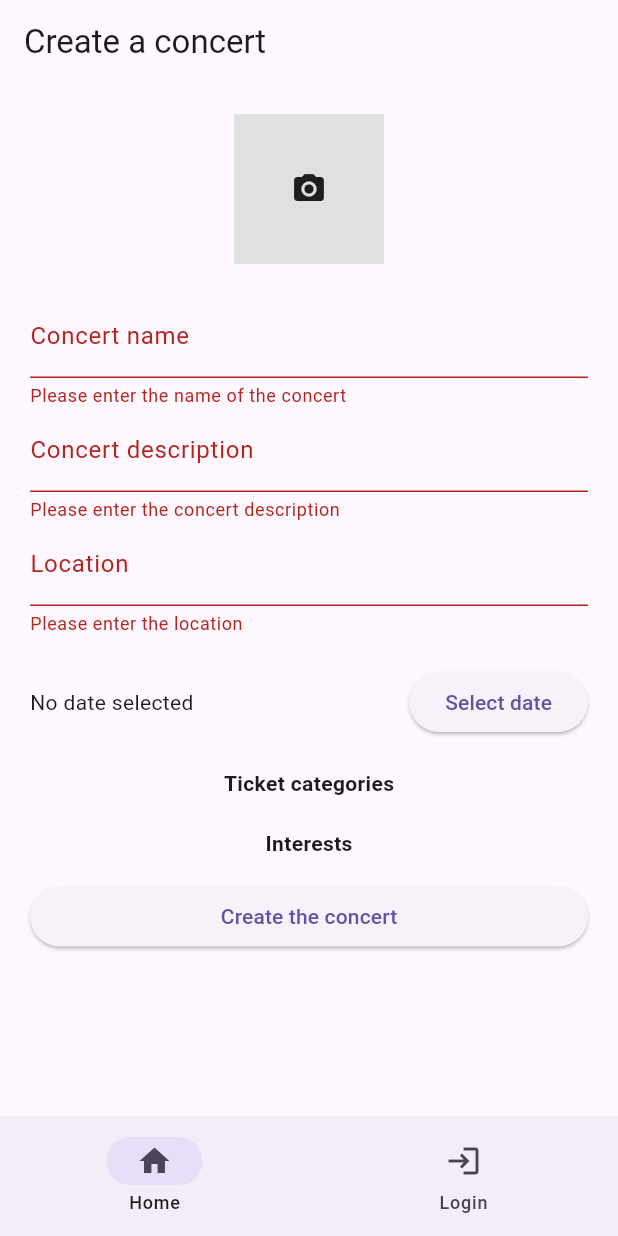
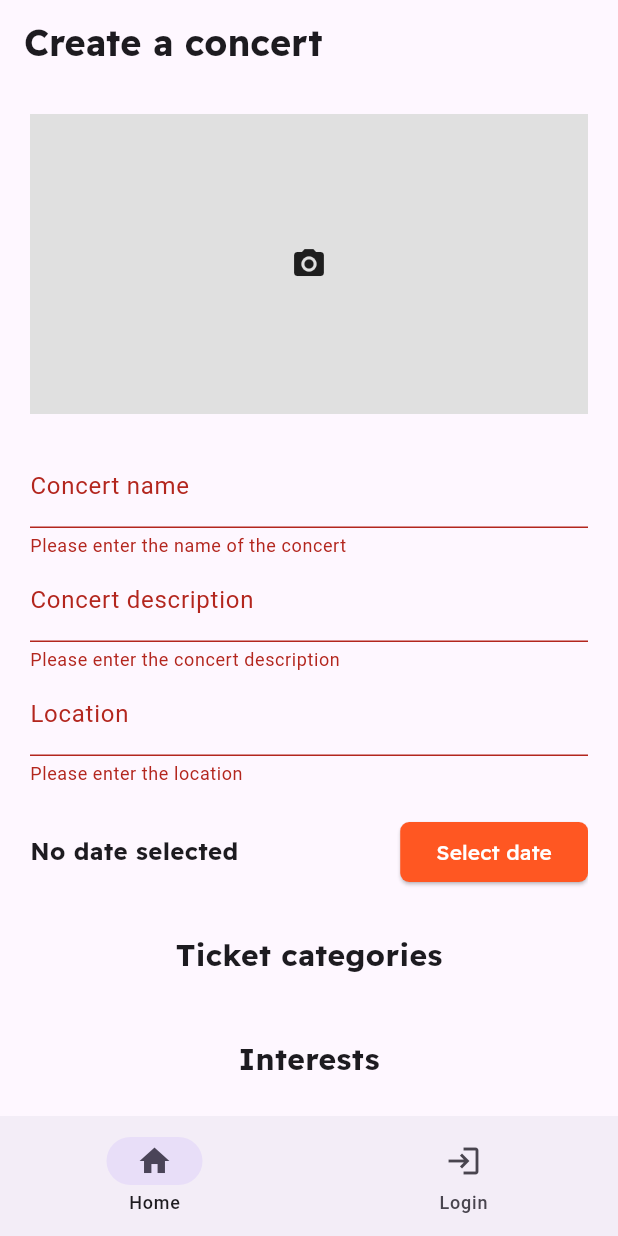
Before and after one commit to alvauthier/ChallengeS4, a Flutter app: the RegisterConcertScreen screen opened by its route, after a tap on "Create the concert", on a phone screen of 412 x 824 dp. Run offline on Flutter 3.47's test engine with Material 3 defaults, Android fonts, the phone set to English and light mode, and no system bars; our stand-ins replace bloc, equatable, firebase_core, firebase_messaging, flutter_bloc, flutter_dotenv and 4 more; missing offline and left inert: flinq, flutter_stripe, omni_datetime_picker; accounts and stored records are empty; generated files the repository leaves out were written again; network calls fail.

Commit message:
:sparkles: Add uploading concert image and download image via url

```diff
--- a/frontend/lib/core/models/concert.dart
+++ b/frontend/lib/core/models/concert.dart
@@ -8,6 +8,7 @@ class Concert {
   final String description;
   final String date;
   final String location;
+  final String? image;
   final List<Interest> interests;
   final Organization organization;
   final List<ConcertCategory> concertCategories;
@@ -18,6 +19,7 @@ class Concert {
     required this.name,
     required this.description,
     required this.date,
+    required this.image,
     required this.location,
     required this.interests,
     required this.organization,
@@ -39,6 +41,7 @@ class Concert {
         name: json['Name'],
         description: json['Description'],
         date: json['Date'],
+        image: json['Image'],
         location: json['Location'],
         interests: interestList,
         organization: organizationFromJson,
--- a/frontend/lib/home/home_screen.dart
+++ b/frontend/lib/home/home_screen.dart
@@ -1,5 +1,5 @@
 import 'dart:convert';
-
+import 'package:flutter_dotenv/flutter_dotenv.dart';
 import 'package:flutter/material.dart';
 import 'package:go_router/go_router.dart';
 import 'package:weezemaster/core/models/interest.dart';
@@ -343,7 +343,9 @@ class HomeScreenState extends State<HomeScreen> {
                                           topRight: Radius.circular(10),
                                         ),
                                         child: Image.network(
-                                          'https://picsum.photos/seed/picsum/800/400', // URL de l'image unique
+                                          (concert.image != null && concert.image.isNotEmpty)
+                                              ? '${dotenv.env['API_PROTOCOL']}://${dotenv.env['API_HOST']}${dotenv.env['API_PORT']}/uploads/concerts/${concert.image}'
+                                              : 'https://picsum.photos/seed/picsum/800/400',
                                           width: double.infinity,
                                           height: 200,
                                           fit: BoxFit.cover,
--- a/frontend/lib/register_concert_screen.dart
+++ b/frontend/lib/register_concert_screen.dart
@@ -4,6 +4,7 @@ import 'package:flutter/material.dart';
 import 'package:flutter_dotenv/flutter_dotenv.dart';
 import 'package:go_router/go_router.dart';
 import 'package:http/http.dart' as http;
+import 'package:http_parser/http_parser.dart';
 import 'package:image_picker/image_picker.dart';
 import 'package:omni_datetime_picker/omni_datetime_picker.dart';
 import 'package:weezemaster/core/models/category.dart';
@@ -68,7 +69,6 @@ Future<void> _fetchCategories() async {
       }
     });
   }
-
 
   Future<void> _fetchInterests() async {
     interests = await ApiServices.getAllInterests();
@@ -151,7 +151,14 @@ Future<void> _fetchCategories() async {
           Column(
             children: <Widget>[
               AppBar(
-                title: Text(translate(context)!.create_a_concert),
+                title: Text(
+                  translate(context)!.create_a_concert,
+                  style: const TextStyle(
+                    fontFamily: 'Readex Pro',
+                    fontWeight: FontWeight.bold,
+                    fontSize: 24,
+                  ),
+                ),
                 elevation: 0,
               ),
               Expanded(
@@ -167,15 +174,15 @@ Future<void> _fetchCategories() async {
                             onTap: getImage,
                             child: _image == null
                                 ? Container(
-                                    width: 100,
-                                    height: 100,
+                                    width: double.infinity,
+                                    height: 200,
                                     color: Colors.grey[300],
                                     child: const Icon(Icons.camera_alt),
                                   )
                                 : Image.file(
                                     File(_image!.path),
-                                    width: 100,
-                                    height: 100,
+                                    width: double.infinity,
+                                    height: 200,
                                   ),
                           ),
                           const SizedBox(height: 20),
@@ -183,6 +190,7 @@ Future<void> _fetchCategories() async {
                             controller: _nameController,
                             decoration: InputDecoration(
                               labelText: translate(context)!.concert_name,
+                              errorMaxLines: 3,
                             ),
                             validator: (value) {
                               if (value == null || value.isEmpty) {
@@ -195,6 +203,7 @@ Future<void> _fetchCategories() async {
                             controller: _descriptionController,
                             decoration: InputDecoration(
                               labelText: translate(context)!.concert_description,
+                              errorMaxLines: 3,
                             ),
                             validator: (value) {
                               if (value == null || value.isEmpty) {
@@ -207,6 +216,7 @@ Future<void> _fetchCategories() async {
                             controller: _cityController,
                             decoration: InputDecoration(
                               labelText: translate(context)!.location,
+                              errorMaxLines: 3,
                             ),
                             validator: (value) {
                               if (value == null || value.isEmpty) {
@@ -223,30 +233,54 @@ Future<void> _fetchCategories() async {
                                   _selectedDate == null
                                       ? translate(context)!.select_date_empty
                                       : '${translate(context)!.selected_date} ${_selectedDate!.toLocal().toIso8601String().split('T')[0]} ${_selectedDate!.toLocal().toIso8601String().split('T')[1].split(':').sublist(0, 2).join(':')}',
+                                  style: const TextStyle(
+                                      fontWeight: FontWeight.bold,
+                                      fontFamily: 'Readex Pro',
+                                      fontSize: 16
+                                  ),
                                 ),
                               ),
                               ElevatedButton(
                                 onPressed: () => _selectDate(context),
-                                child: Text(translate(context)!.select_date),
+                                style: ElevatedButton.styleFrom(
+                                  foregroundColor: Colors.white,
+                                  shape: RoundedRectangleBorder(
+                                    borderRadius: BorderRadius.circular(6.0),
+                                  ),
+                                  backgroundColor: Colors.deepOrange,
+                                ),
+                                child: Text(
+                                    translate(context)!.select_date,
+                                    style: const TextStyle(fontFamily: 'Readex Pro'),
+                                ),
                               ),
                             ],
                           ),
-                          const SizedBox(height: 20),
+                          const SizedBox(height: 30),
                           Text(
                             translate(context)!.ticket_categories,
-                            style: const TextStyle(fontWeight: FontWeight.bold),
+                            style: const TextStyle(
+                              fontFamily: 'Readex Pro',
+                              fontWeight: FontWeight.bold,
+                              fontSize: 20,
                             ),
+                          ),
+                          const SizedBox(height: 10),
                           ...categories.map((category) {
                             return Column(
                               children: [
                                 CheckboxListTile(
-                                  title: Text(category.name),
+                                  title: Text(
+                                    category.name,
+                                    style: const TextStyle(fontFamily: 'Readex Pro'),
+                                  ),
                                   value: selectedCategories[category.id],
                                   onChanged: (bool? value) {
                                     setState(() {
                                       selectedCategories[category.id] = value!;
                                     });
                                   },
+                                  activeColor: Colors.deepOrange,
                                 ),
                                 if (selectedCategories[category.id]!)
                                   Column(
@@ -255,6 +289,7 @@ Future<void> _fetchCategories() async {
                                         controller: _categoriesController[category.id],
                                         decoration: InputDecoration(
                                           labelText: '${translate(context)!.number_of_tickets_for} ${category.name}',
+                                          errorMaxLines: 3,
                                         ),
                                         validator: (value) {
                                           if (value == null || value.isEmpty) {
@@ -271,6 +306,7 @@ Future<void> _fetchCategories() async {
                                         controller: _pricesController[category.id],
                                         decoration: InputDecoration(
                                           labelText: '${translate(context)!.tickets_prices_for} ${category.name}',
+                                          errorMaxLines: 3,
                                         ),
                                         validator: (value) {
                                           if (value == null || value.isEmpty) {
@@ -289,16 +325,26 @@ Future<void> _fetchCategories() async {
                             );
                           }),
 
-                          const SizedBox(height: 20),
+                          const SizedBox(height: 30),
                           Text(
                             translate(context)!.interests,
-                            style: const TextStyle(fontWeight: FontWeight.bold),
+                            style: const TextStyle(
+                              fontFamily: 'Readex Pro',
+                              fontWeight: FontWeight.bold,
+                              fontSize: 20,
                             ),
+                          ),
+                          const SizedBox(height: 10),
                           Wrap(
                             spacing: 10,
                             children: interests.map((interest) {
                               return ChoiceChip(
-                                label: Text(interest.name),
+                                label: Text(
+                                  interest.name,
+                                  style: const TextStyle(
+                                    fontFamily: 'Readex Pro',
+                                  ),
+                                ),
                                 selected: selectedInterests[interest.id]!,
                                 selectedColor: Colors.deepOrangeAccent,
                                 onSelected: (bool selected) {
@@ -335,24 +381,33 @@ Future<void> _fetchCategories() async {
                                     try {
                                       final tokenService = TokenService();
                                       String? jwtToken = await tokenService.getValidAccessToken();
-                                      String userId = await getUserIdFromJwt();
-                                      var response = await http.post(
+
+                                      var request = http.MultipartRequest(
+                                        'POST',
                                         Uri.parse('${dotenv.env['API_PROTOCOL']}://${dotenv.env['API_HOST']}${dotenv.env['API_PORT']}/concerts'),
-                                        headers: <String, String>{
-                                          'Content-Type': 'application/json; charset=UTF-8',
-                                          'Authorization': 'Bearer $jwtToken', // HOT FIX : ajout du jwt manquant pour la création de concert...
-                                        },
-                                        body: jsonEncode(<String, dynamic>{
-                                          'name': _nameController.text,
-                                          'image': _base64Image,
-                                          'description': _descriptionController.text,
-                                          'location': _cityController.text,
-                                          'date': '${_selectedDate!.toLocal().toIso8601String().split('T')[0]} ${_selectedDate!.toLocal().toIso8601String().split('T')[1].split(':').sublist(0, 2).join(':')}',
-                                          'userId': userId,
-                                          'InterestIDs': selectedInterestsList,
-                                          'CategoriesIDs': tabCategories,
-                                        }),
                                       );
+
+                                      request.headers['Authorization'] = 'Bearer $jwtToken';
+
+                                      request.fields['name'] = _nameController.text;
+                                      request.fields['description'] = _descriptionController.text;
+                                      request.fields['location'] = _cityController.text;
+                                      request.fields['date'] = '${_selectedDate!.toLocal().toIso8601String().split('T')[0]} ${_selectedDate!.toLocal().toIso8601String().split('T')[1].split(':').sublist(0, 2).join(':')}';
+                                      request.fields['InterestIDs'] = selectedInterestsList.join(',');
+                                      request.fields['CategoriesIDs'] = jsonEncode(tabCategories);
+
+                                      if (_image != null) {
+                                        request.files.add(
+                                          await http.MultipartFile.fromPath(
+                                            'image',
+                                            _image!.path,
+                                            contentType: MediaType('image', _image!.path.split('.').last),
+                                          ),
+                                        );
+                                      }
+
+                                      var response = await request.send();
+
                                       ScaffoldMessenger.of(context).showSnackBar(
                                         SnackBar(
                                           content: Text(response.statusCode == 200
@@ -361,6 +416,7 @@ Future<void> _fetchCategories() async {
                                           duration: const Duration(seconds: 5),
                                         ),
                                       );
+
                                       if (response.statusCode == 200) {
                                         GoRouter.of(context).go(Routes.homeNamedPage);
                                       }
@@ -374,7 +430,17 @@ Future<void> _fetchCategories() async {
                                     }
                                   }
                                 },
-                                child: Text(translate(context)!.create_the_concert),
+                                style: ElevatedButton.styleFrom(
+                                  foregroundColor: Colors.white,
+                                  shape: RoundedRectangleBorder(
+                                    borderRadius: BorderRadius.circular(6.0),
+                                  ),
+                                  backgroundColor: Colors.deepOrange,
+                                ),
+                                child: Text(
+                                    translate(context)!.create_the_concert,
+                                    style: const TextStyle(fontFamily: 'Readex Pro'),
+                                ),
                               ),
                             ),
                           ),
```
Also changed, not shown: frontend/lib/concert/concert_screen.dart (+5 -2 lines), 5 other files. Lines whose indentation alone changed are shown as unchanged.
